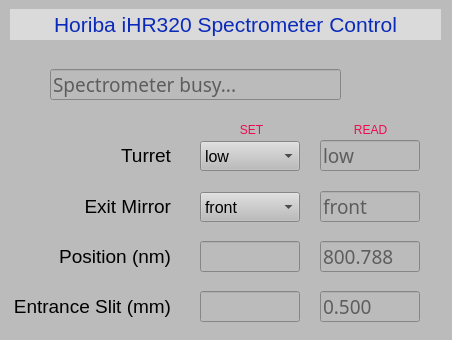
narahma2/horiba-IOC, file ui/simple_horiba.ui: the form before one commit.
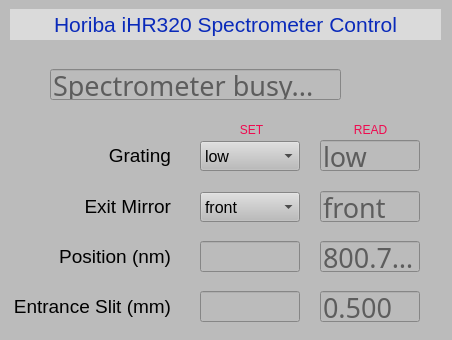
The form after the commit. Custom widgets are drawn as their Qt base class.

Commit message: Added tool tips

Patch:
```diff
--- a/ui/simple_horiba.ui
+++ b/ui/simple_horiba.ui
@@ -540,7 +540,7 @@
      </font>
     </property>
     <property name="text">
-     <string>Turret</string>
+     <string>&lt;html&gt;&lt;head/&gt;&lt;body&gt;&lt;p&gt;Grating&lt;/p&gt;&lt;/body&gt;&lt;/html&gt;</string>
     </property>
     <property name="alignment">
      <set>Qt::AlignRight|Qt::AlignTrailing|Qt::AlignVCenter</set>
@@ -617,7 +617,7 @@
     <property name="font">
      <font>
       <family>Lucida Sans Typewriter</family>
-      <pointsize>14</pointsize>
+      <pointsize>20</pointsize>
       <weight>50</weight>
       <bold>false</bold>
      </font>
@@ -664,7 +664,7 @@
     <property name="font">
      <font>
       <family>Lucida Sans Typewriter</family>
-      <pointsize>14</pointsize>
+      <pointsize>20</pointsize>
      </font>
     </property>
     <property name="readOnly">
@@ -780,7 +780,7 @@
     <property name="font">
      <font>
       <family>Lucida Sans Typewriter</family>
-      <pointsize>14</pointsize>
+      <pointsize>20</pointsize>
      </font>
     </property>
     <property name="readOnly">
@@ -887,7 +887,7 @@
     <property name="font">
      <font>
       <family>Lucida Sans Typewriter</family>
-      <pointsize>14</pointsize>
+      <pointsize>20</pointsize>
      </font>
     </property>
     <property name="readOnly">
@@ -929,7 +929,7 @@
     <property name="font">
      <font>
       <family>Lucida Sans Typewriter</family>
-      <pointsize>14</pointsize>
+      <pointsize>20</pointsize>
      </font>
     </property>
     <property name="readOnly">
@@ -952,7 +952,7 @@
      <enum>caLineEdit::Alarm_Static</enum>
     </property>
     <property name="styleSheet" stdset="0">
-     <string notr="true">caTextEntry,caLineEdit {background-color: rgba(218, 218, 218, 255); color: rgba(0, 0, 0, 255); border-radius: 1px;} caLineEdit {border: 0px; border-style:outset; padding: 0px 0px 0px 2px; border-color: rgba(0, 0, 0, 255) rgba(0, 0, 0, 255)  rgba(0, 0, 0, 255) rgba(0, 0, 0, 255);} caTextEntry { border: 2px; padding: 0px;} caTextEntry {border-style:inset; border-color: rgba(127, 127, 127, 255) rgba(255, 255, 255, 255)  rgba(255, 255, 255, 255) rgba(127, 127, 127, 255);} caTextEntry:focus {padding: 0px; border: 2px groove rgba(255, 0, 0, 255); border-radius: 1px;} </string>
+     <string notr="true">caTextEntry,caLineEdit {background-color: rgba(218, 218, 218, 255); color: rgba(0, 0, 0, 255); border-radius: 1px;} caLineEdit {border: 0px; border-style:outset; padding: 0px 0px 0px 2px; border-color: rgba(0, 0, 0, 255) rgba(0, 0, 0, 255)  rgba(0, 0, 0, 255) rgba(0, 0, 0, 255);} caTextEntry { border: 2px; padding: 0px;} caTextEntry {border-style:inset; border-color: rgba(93, 93, 93, 255) rgba(255, 255, 255, 255)  rgba(255, 255, 255, 255) rgba(93, 93, 93, 255);} caTextEntry:focus {padding: 0px; border: 2px groove rgba(255, 0, 0, 255); border-radius: 1px;} </string>
     </property>
    </widget>
    <widget class="QLabel" name="label">
```
Left out of the diff: 6 changed lines with no effect on the pictures.
